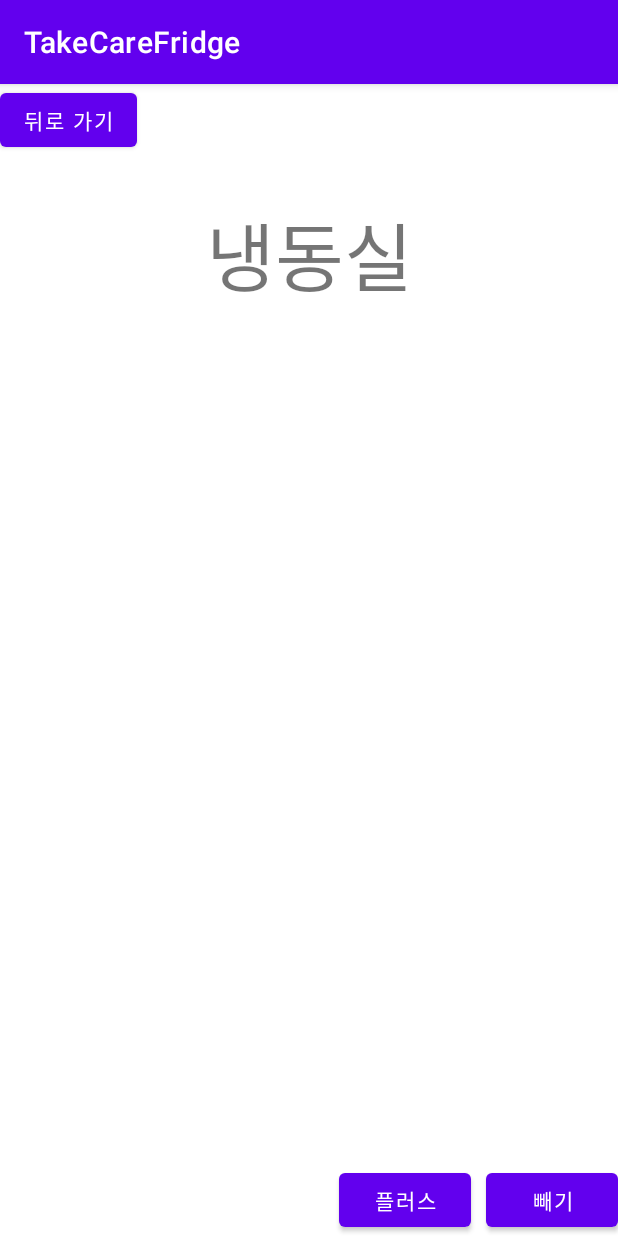
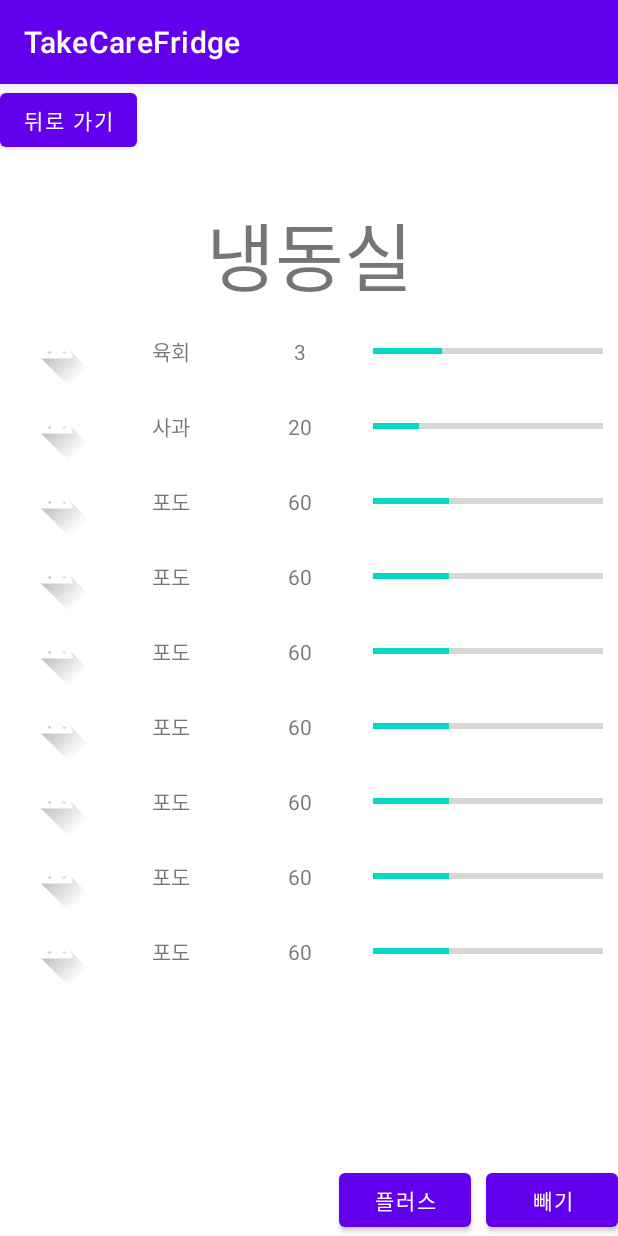
Before and after one commit to gikhoon/TakeCareFridge, an Android app: the FreezerMain screen opened directly, with no data from a screen before it, on a phone screen of 412 x 824 dp. Run offline under Robolectric (Android 15) with nearby library versions, the phone set to English and light mode, and no system bars.

Commit message:
1117 NGH DB FridgeScreen에 연결 진행중

```diff
--- a/app/src/main/java/com/takecarefridge/FreezerMain.java
+++ b/app/src/main/java/com/takecarefridge/FreezerMain.java
@@ -5,13 +5,64 @@ import android.os.Bundle;
 import android.view.View;
 
 import androidx.appcompat.app.AppCompatActivity;
+import androidx.recyclerview.widget.LinearLayoutManager;
+import androidx.recyclerview.widget.RecyclerView;
+
+import java.util.ArrayList;
+import java.util.Collections;
 
 public class FreezerMain extends AppCompatActivity {
+    RecyclerView mFridgeList;
+    IngredientListAdapter mIngredientListAdapter;
 
     @Override
     protected void onCreate(Bundle savedInstanceState) {
         super.onCreate(savedInstanceState);
         setContentView(R.layout.freezer_main);
+
+        ArrayList<FridgeData> fridgeDataList = new ArrayList<>();
+
+
+
+        FridgeData data = new FridgeData("계란", 180, 60);
+        FridgeData data2 = new FridgeData("육회", 10, 3);
+        FridgeData data3 = new FridgeData("사과", 100, 20);
+        FridgeData data4 = new FridgeData("배", 180, 60);
+        FridgeData data5 = new FridgeData("포도", 180, 60);
+        FridgeData data6 = new FridgeData("포도", 180, 60);
+        FridgeData data7 = new FridgeData("포도", 180, 60);
+        FridgeData data8 = new FridgeData("포도", 180, 60);
+        FridgeData data9 = new FridgeData("포도", 180, 60);
+        FridgeData data10 = new FridgeData("포도", 180, 60);
+        FridgeData data11 = new FridgeData("포도", 180, 60);
+        FridgeData data12 = new FridgeData("포도", 180, 60);
+        FridgeData data13 = new FridgeData("포도", 180, 60);
+        FridgeData data14 = new FridgeData("포도", 180, 60);
+
+        fridgeDataList.add(data);
+        fridgeDataList.add(data2);
+        fridgeDataList.add(data3);
+        fridgeDataList.add(data4);
+        fridgeDataList.add(data5);
+        fridgeDataList.add(data6);
+        fridgeDataList.add(data7);
+        fridgeDataList.add(data8);
+        fridgeDataList.add(data9);
+        fridgeDataList.add(data10);
+        fridgeDataList.add(data11);
+        fridgeDataList.add(data12);
+        fridgeDataList.add(data13);
+        fridgeDataList.add(data14);
+
+        Collections.sort(fridgeDataList);
+
+
+        //출력
+        mFridgeList = findViewById(R.id.rv_freezerListRecyclerView);
+        mIngredientListAdapter = new IngredientListAdapter(fridgeDataList);
+
+        mFridgeList.setAdapter(mIngredientListAdapter);
+        mFridgeList.setLayoutManager(new LinearLayoutManager(this));
     }
 
     public void goMainActivity(View v){
--- a/app/src/main/java/com/takecarefridge/FridgeMain.java
+++ b/app/src/main/java/com/takecarefridge/FridgeMain.java
@@ -2,13 +2,35 @@ package com.takecarefridge;
 
 import android.content.Intent;
 import android.os.Bundle;
+import android.util.Log;
 import android.view.View;
+import android.widget.ImageView;
 
+import androidx.annotation.NonNull;
 import androidx.appcompat.app.AppCompatActivity;
 import androidx.recyclerview.widget.LinearLayoutManager;
 import androidx.recyclerview.widget.RecyclerView;
 
+import com.bumptech.glide.Glide;
+import com.google.android.gms.tasks.OnCompleteListener;
+import com.google.android.gms.tasks.OnSuccessListener;
+import com.google.android.gms.tasks.Task;
+import com.google.firebase.Timestamp;
+import com.google.firebase.firestore.CollectionReference;
+import com.google.firebase.firestore.DocumentReference;
+import com.google.firebase.firestore.DocumentSnapshot;
+import com.google.firebase.firestore.FirebaseFirestore;
+import com.google.firebase.firestore.QueryDocumentSnapshot;
+import com.google.firebase.firestore.QuerySnapshot;
+import com.google.firebase.storage.FirebaseStorage;
+import com.google.firebase.storage.StorageReference;
+
+import java.text.DateFormat;
+import java.text.ParseException;
+import java.text.SimpleDateFormat;
 import java.util.ArrayList;
+import java.util.Calendar;
+import java.util.Date;
 
 public class FridgeMain extends AppCompatActivity {
     RecyclerView mFridgeList;
@@ -20,7 +42,30 @@ public class FridgeMain extends AppCompatActivity {
         super.onCreate(savedInstanceState);
         setContentView(R.layout.fridge_main);
 
+        FirebaseFirestore db = FirebaseFirestore.getInstance();
+        FirebaseStorage storage = FirebaseStorage.getInstance();
+
+        db.collection("사용자").document("asd")
+                .collection("냉장실")
+                .get().addOnCompleteListener(new OnCompleteListener<QuerySnapshot>() {
+                    @Override
+                    public void onComplete(@NonNull Task<QuerySnapshot> task) {
+                        if(task.isSuccessful()){
+                            for(QueryDocumentSnapshot document : task.getResult()){
+                                Timestamp registerTS = document.getTimestamp("timestamp");
+                                long seconds = Timestamp.now().getSeconds()-registerTS.getSeconds();
+                                long betweenDate = seconds/(60*60*24);
+
+
+                            }
+                        }
+                    }
+                });
+
         ArrayList<FridgeData> fridgeDataList = new ArrayList<>();
+
+
+
         FridgeData data = new FridgeData("계란", 180, 60);
         FridgeData data2 = new FridgeData("육회", 10, 3);
         FridgeData data3 = new FridgeData("사과", 100, 20);
--- a/app/src/main/java/com/takecarefridge/IngredientListAdapter.java
+++ b/app/src/main/java/com/takecarefridge/IngredientListAdapter.java
@@ -13,7 +13,7 @@ import androidx.recyclerview.widget.RecyclerView;
 
 import java.util.ArrayList;
 
-class FridgeData{
+class FridgeData implements Comparable<FridgeData>{
     String name; //재료 이름
     long totalED; //등록일 기준으로 유통기한 ED==유통기한(expiration date)
     long remainED; //남은 유통기한
@@ -22,6 +22,14 @@ class FridgeData{
         this.name= name;
         this.totalED=totalED;
         this.remainED = remainED;
+    }
+
+    @Override
+    public int compareTo(FridgeData fridgeData) {
+        if(remainED > fridgeData.remainED){
+            return 1;
+        }
+        else return -1;
     }
 }
 
--- a/app/src/main/res/layout/freezer_main.xml
+++ b/app/src/main/res/layout/freezer_main.xml
@@ -32,6 +32,7 @@
         android:layout_height="0dp">
 
         <androidx.recyclerview.widget.RecyclerView
+            android:id="@+id/rv_freezerListRecyclerView"
             android:layout_width="match_parent"
             android:layout_height="match_parent" />
 
```
